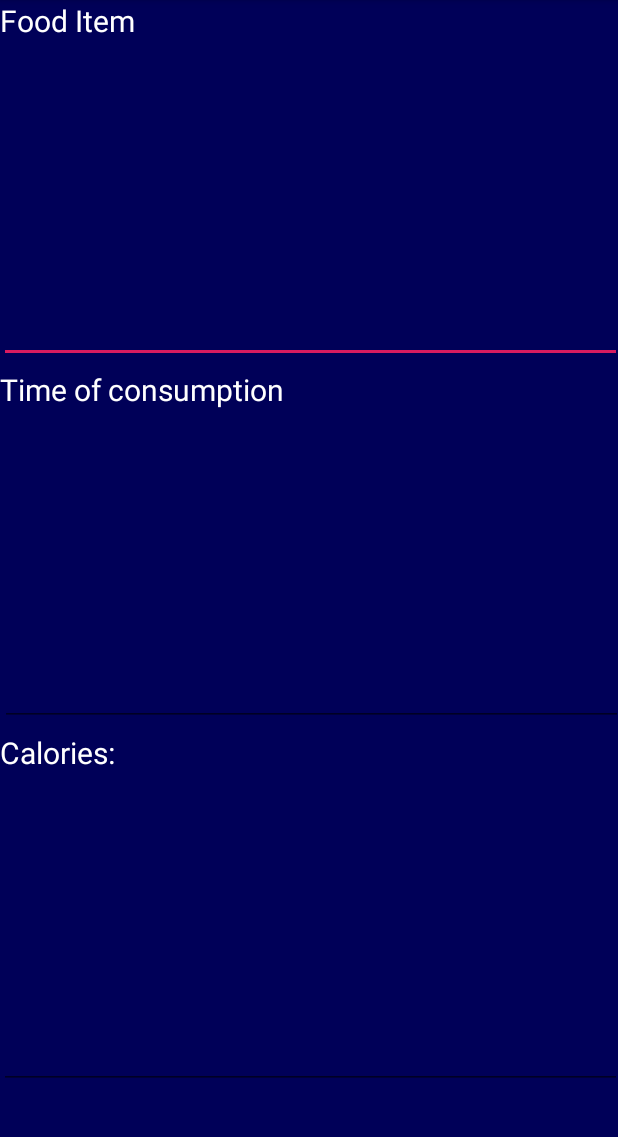
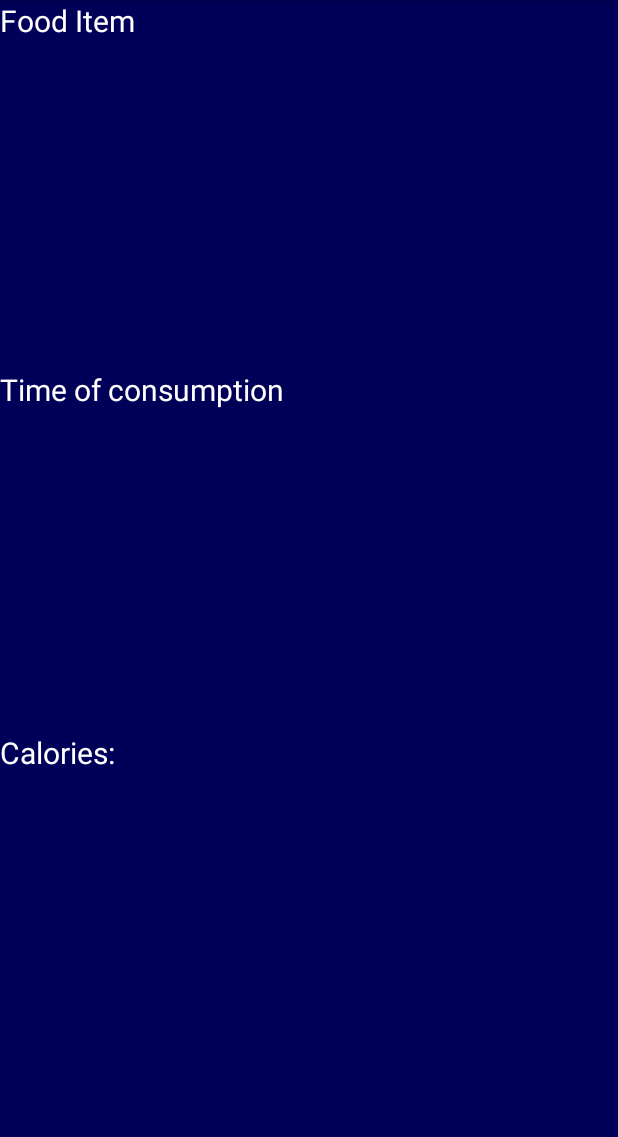
Before and after one commit to Diakko/JustEatIt, an Android app: the FoodItemsDetailsActivity screen opened directly, with no data from a screen before it, on a phone screen of 412 x 824 dp, the part 84-1221 px from its top. Run offline under Robolectric (Android 15) with nearby library versions, the phone set to English and light mode, and no system bars; 6 statements that could not run were skipped.

Commit message:
Changed plaintext to textviews

```diff
--- a/app/src/main/res/layout/activity_profile.xml
+++ b/app/src/main/res/layout/activity_profile.xml
@@ -68,14 +68,11 @@
         android:id="@+id/stepsToday"
         android:layout_width="175dp"
         android:layout_height="35dp"
-        android:layout_marginStart="62dp"
-        android:layout_marginLeft="62dp"
         android:text="@string/stepCounter"
         android:textColor="@color/whiteText"
         android:textSize="24sp"
         app:layout_constraintBaseline_toBaselineOf="@+id/textView"
-        app:layout_constraintEnd_toEndOf="parent"
-        app:layout_constraintStart_toEndOf="@+id/textView" />
+        app:layout_constraintEnd_toEndOf="parent" />
 
     <ListView
         android:id="@+id/foodItemsLayout"
--- a/app/src/main/res/layout/food_layout.xml
+++ b/app/src/main/res/layout/food_layout.xml
@@ -7,12 +7,11 @@
     android:layout_height="match_parent"
     android:background="@color/backgroundColor">
 
-    <EditText
+    <TextView
         android:id="@+id/foodItem"
         android:layout_width="415dp"
         android:layout_height="200dp"
         android:ems="10"
-        android:inputType="textPersonName"
         android:textColor="@color/whiteText"
         android:textSize="30sp"
         app:layout_constraintBottom_toTopOf="@+id/timestamp"
@@ -20,12 +19,11 @@
         app:layout_constraintStart_toStartOf="parent"
         app:layout_constraintTop_toTopOf="parent" />
 
-    <EditText
+    <TextView
         android:id="@+id/timestamp"
         android:layout_width="415dp"
         android:layout_height="200dp"
         android:ems="10"
-        android:inputType="textPersonName"
         android:textColor="@color/whiteText"
         android:textSize="30sp"
         app:layout_constraintBottom_toTopOf="@+id/calories"
@@ -34,12 +32,11 @@
         app:layout_constraintStart_toStartOf="parent"
         app:layout_constraintTop_toBottomOf="@+id/foodItem" />
 
-    <EditText
+    <TextView
         android:id="@+id/calories"
         android:layout_width="415dp"
         android:layout_height="200dp"
         android:ems="10"
-        android:inputType="textPersonName"
         android:textColor="@color/whiteText"
         android:textSize="30sp"
         app:layout_constraintBottom_toBottomOf="parent"
```
Also changed, not shown: app/src/main/res/layout/activity_main.xml (+6 -5 lines).
